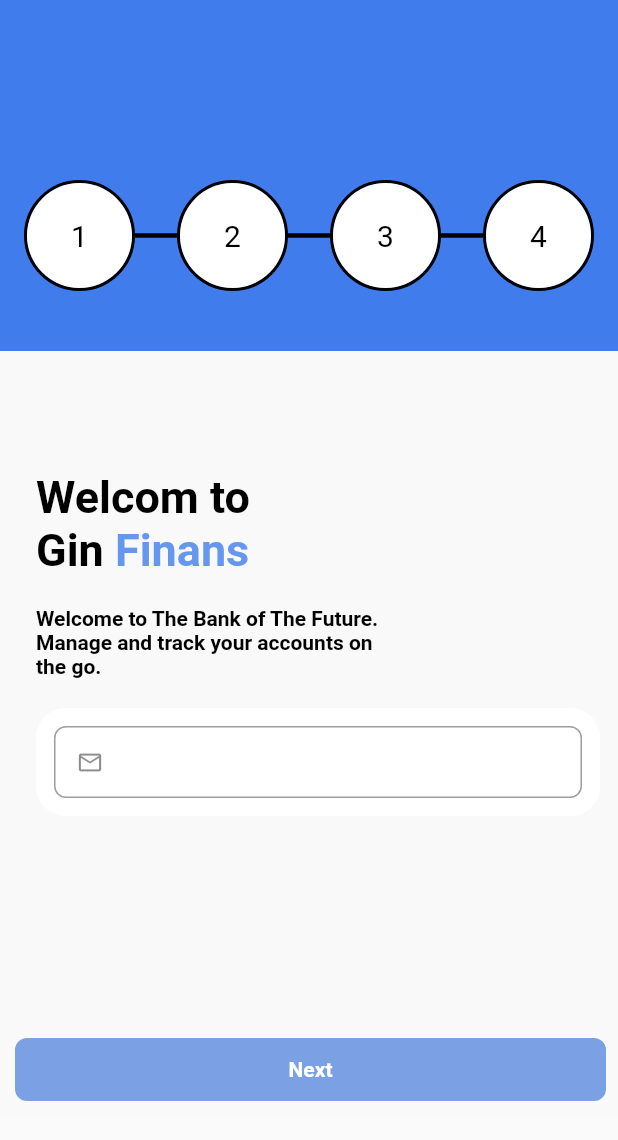
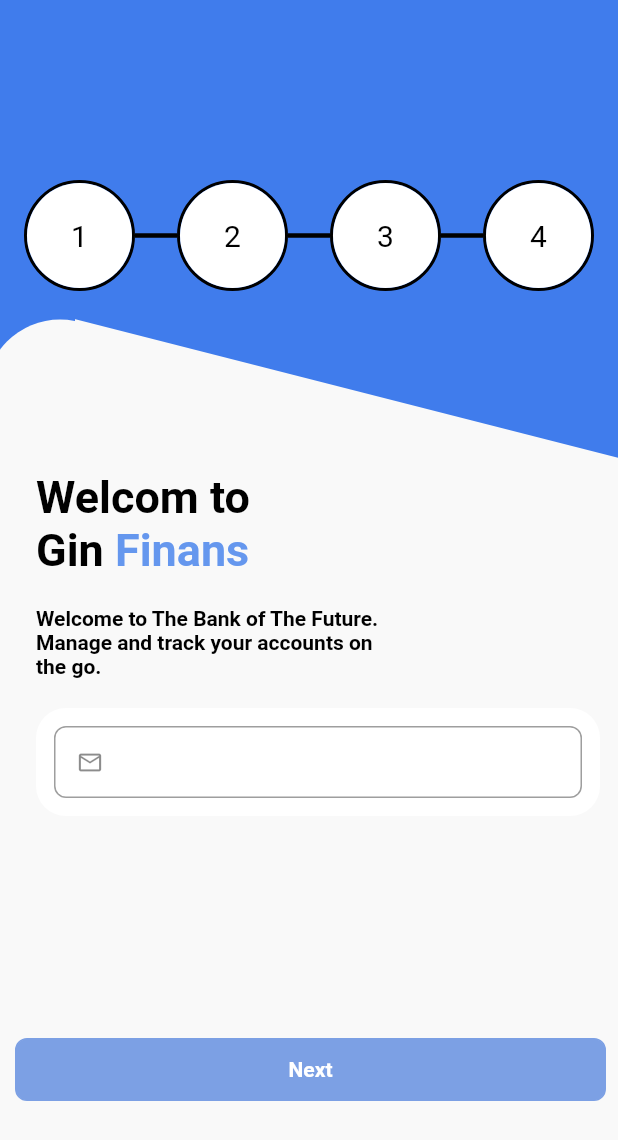
Before and after one commit to tegezc/dkatalistest, a Flutter app: the screen it shows after launch, on a phone screen of 412 x 824 dp. Shown: the top 1140 px of the screen. Run offline on Flutter 3.47's test engine with Material 2 defaults, Android fonts, the phone set to English and light mode, and no system bars.

Commit message:
add top background

```diff
--- a/lib/features/view/account/view_email.dart
+++ b/lib/features/view/account/view_email.dart
@@ -60,16 +60,77 @@ class _ViewEmailState extends State<ViewEmail> {
               return Scaffold(
                 body: SingleChildScrollView(
                     physics: NeverScrollableScrollPhysics(),
+                    child: Stack(
+                      children: [
+                        Container(
+                          width: size.width,
+                          height: size.height,
+                          color: ColorUI.colorWhite(),
+                        ),
+                        Transform(
+                          transform: Matrix4.skewY(0.25),
+                          origin: Offset(0, 0),
                           child: Container(
+                            width: size.width,
+                            height: 200,
+                            color: Color.fromRGBO(64, 124, 236, 1),
+                          ),
+                        ),
+                        Column(
+                          crossAxisAlignment: CrossAxisAlignment.start,
+                          children: [
+                            Container(
+                              color: Color.fromRGBO(64, 124, 236, 1),
+                              height: 170,
+                              width: size.width,
+                            ),
+                            SizedBox(
+                              height: 20,
+                            ),
+                            Container(
+                              width: 50,
+                              height: 60,
+                              color: Color.fromRGBO(64, 124, 236, 1),
+                            ),
+                          ],
+                        ),
+                        Column(
+                          crossAxisAlignment: CrossAxisAlignment.start,
+                          children: [
+                            Container(
+                              color: ColorUI.mainColor(),
+                              height: 170,
+                              width: size.width,
+                            ),
+                            SizedBox(
+                              height: 20,
+                            ),
+                            Transform.translate(
+                              offset: Offset(-10.0, 23.0),
+                              child: Container(
+                                width: 100,
+                                height: 100,
+                                // margin: EdgeInsets.all(100.0),
+                                decoration: BoxDecoration(
                                     color: ColorUI.colorWhite(),
+                                    shape: BoxShape.circle),
+                              ),
+                            ),
+                          ],
+                        ),
+                        Container(
+                          // color: ColorUI.colorWhite(),
                           height: size.height - 80,
                           child: Column(
                             children: [
                               Container(
-                          color: ColorUI.mainColor(),
+                                //color: ColorUI.mainColor(),
                                 child: Padding(
                                   padding: const EdgeInsets.only(
-                                top: 120.0, bottom: 40, left: 16, right: 16.0),
+                                      top: 120.0,
+                                      bottom: 40,
+                                      left: 16,
+                                      right: 16.0),
                                   child: ComponentUI.stepNewUser(
                                       EStepNewUser.email, size.width),
                                 ),
@@ -80,10 +141,11 @@ class _ViewEmailState extends State<ViewEmail> {
                               Container(
                                   width: double.infinity,
                                   child: Padding(
-                              padding:
-                                  const EdgeInsets.only(left: 24.0, top: 40.0),
+                                    padding: const EdgeInsets.only(
+                                        left: 24.0, top: 40.0),
                                     child: Column(
-                                crossAxisAlignment: CrossAxisAlignment.start,
+                                      crossAxisAlignment:
+                                          CrossAxisAlignment.start,
                                       children: [
                                         ComponentUI.richTechGinRegEmail(),
                                         SizedBox(
@@ -103,7 +165,8 @@ class _ViewEmailState extends State<ViewEmail> {
                                                 borderRadius: BorderRadius.all(
                                                     Radius.circular(20))),
                                             child: Padding(
-                                        padding: const EdgeInsets.all(12.0),
+                                              padding:
+                                                  const EdgeInsets.all(12.0),
                                               child: TextFieldRounded(
                                                 _textEditingController,
                                               ),
@@ -121,7 +184,8 @@ class _ViewEmailState extends State<ViewEmail> {
                                 width: size.width,
                               )),
                               Padding(
-                          padding: const EdgeInsets.only(left: 8.0, right: 8.0),
+                                padding: const EdgeInsets.only(
+                                    left: 8.0, right: 8.0),
                                 child: ButtonApp.dinamis("Next", item.isvalid,
                                     onTap: () {
                                   _eventButtonNext();
@@ -132,8 +196,9 @@ class _ViewEmailState extends State<ViewEmail> {
                               ),
                             ],
                           ),
-                  ),
-                ),
+                        )
+                      ],
+                    )),
               );
             } else {
               return Scaffold(body: Container());
```
Lines whose indentation alone changed are shown as unchanged.
